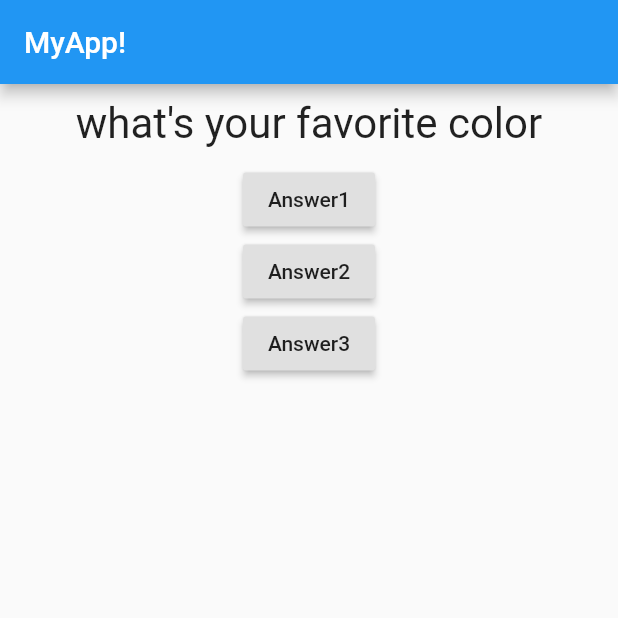
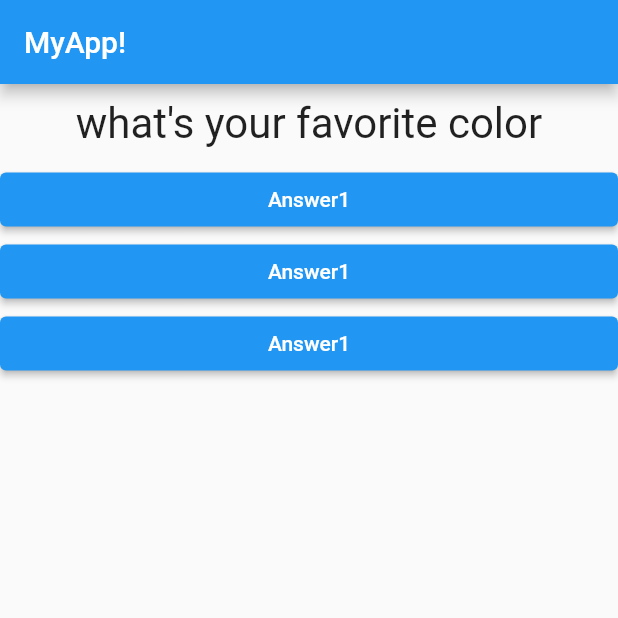
Before and after one commit to pauloladapo13/Flutter, a Flutter app: the screen it shows after launch, on a phone screen of 412 x 824 dp, the top half of it. Run offline on Flutter 3.47's test engine with Material 2 defaults, Android fonts, the phone set to English and light mode, and no system bars.

Commit message:
Creating a Button widget

```diff
--- /dev/null
+++ b/first_app/lib/answer.dart
@@ -0,0 +1,24 @@
+import 'package:flutter/material.dart';
+
+class Answer extends StatelessWidget {
+  final VoidCallback selectHandler;
+  //  if we attempt to return a value from the call
+  // function or pointer at the function
+  // final VoidCallback selectHandler; otherwise we use VoidCallback
+  Answer(this.selectHandler);
+
+  @override
+  Widget build(BuildContext context) {
+    return Container(
+      width: double.infinity,
+      child: ElevatedButton(
+        style: ButtonStyle(
+          backgroundColor: MaterialStateProperty.all(Colors.blue),
+          foregroundColor: MaterialStateProperty.all(Colors.white),
+        ),
+        child: Text('Answer1'),
+        onPressed: selectHandler,
+      ),
+    );
+  }
+}
--- a/first_app/lib/main.dart
+++ b/first_app/lib/main.dart
@@ -5,6 +5,7 @@
 
 import 'package:flutter/material.dart';
 import './question.dart';
+import './answer.dart';
 
 void main() => runApp(MyApp());
 
@@ -43,21 +44,12 @@ class _MyAppState extends State<MyApp> {
           title: Text('MyApp!'),
         ),
         body: Column(children: [
-          Question(questions[_questionIndex]),
-          RaisedButton(
-            child: Text('Answer1'),
-            onPressed: answerQuestion,
+          Question(
+            questions[_questionIndex],
           ),
-          RaisedButton(
-              child: Text('Answer2'),
-              onPressed: () => print('Answer 2 chosen!')),
-          RaisedButton(
-            child: Text('Answer3'),
-            onPressed: () {
-              // ...
-              print('Answer 3 chosen');
-            },
-          ),
+          Answer(answerQuestion),
+          Answer(answerQuestion),
+          Answer(answerQuestion),
         ]),
       ),
     );
```
